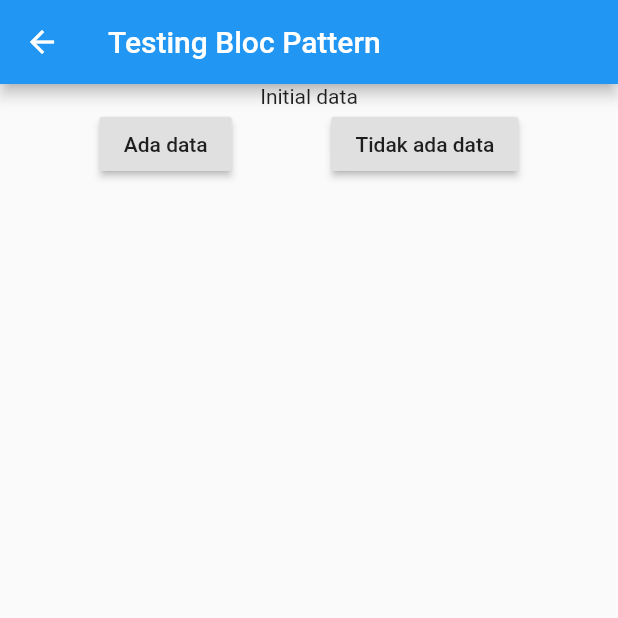
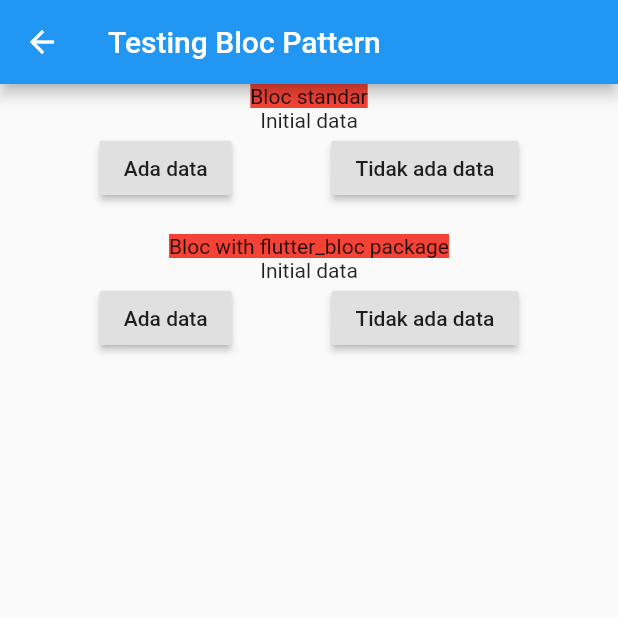
Before and after one commit to IskandarHerputra97/test_megahmuliamandiritama, a Flutter app: the TestBloc screen opened by its route, on a phone screen of 412 x 824 dp, the top half of it. Run offline on Flutter 3.47's test engine with Material 2 defaults, Android fonts, the phone set to English and light mode, and no system bars; our stand-ins replace flutter_bloc, geolocator, google_maps_flutter, image_picker.

Commit message:
added bloc pattern with flutter_bloc package

```diff
--- /dev/null
+++ b/lib/bloc/people_bloc2.dart
@@ -0,0 +1,21 @@
+import 'package:flutter_bloc/flutter_bloc.dart';
+
+enum PeopleEvent2 {to_no_data, to_available_data}
+
+class PeopleBloc2 extends Bloc<PeopleEvent2, String> {
+
+  String _peopleData = 'Initial people data';
+
+  @override
+  String get initialState => 'Initial data';
+
+  @override
+  Stream<String> mapEventToState(PeopleEvent2 event) async* {
+    if(event == PeopleEvent2.to_no_data) {
+      _peopleData = 'Data not available';
+    } else if(event == PeopleEvent2.to_available_data) {
+      _peopleData = 'Data available';
+    }
+    yield _peopleData;
+  }
+}
--- a/lib/main.dart
+++ b/lib/main.dart
@@ -1,4 +1,6 @@
 import 'package:flutter/material.dart';
+import 'package:flutter_bloc/flutter_bloc.dart';
+import 'package:test_megahmuliamandiritama/bloc/people_bloc2.dart';
 import 'package:test_megahmuliamandiritama/ui/addDataPage.dart';
 import 'package:test_megahmuliamandiritama/ui/loginPage.dart';
 import 'package:test_megahmuliamandiritama/ui/homePage.dart';
@@ -12,7 +14,13 @@ String myUrl = 'http://$myIP/';
 class MyApp extends StatelessWidget {
   @override
   Widget build(BuildContext context) {
-    return MaterialApp(
+    return MultiBlocProvider(
+      providers: [
+        BlocProvider<PeopleBloc2>(
+          create: (BuildContext context) => PeopleBloc2(),
+        ),
+      ],
+      child: MaterialApp(
         title: 'User list application',
         theme: ThemeData(
           primarySwatch: Colors.blue,
@@ -24,6 +32,7 @@ class MyApp extends StatelessWidget {
           '/addDataPage': (BuildContext context) => AddDataPage(),
           '/testBloc': (BuildContext context) => TestBloc(),
         },
+      ),
     );
   }
 }
--- a/lib/ui/testBloc.dart
+++ b/lib/ui/testBloc.dart
@@ -1,5 +1,7 @@
 import 'package:flutter/material.dart';
+import 'package:flutter_bloc/flutter_bloc.dart';
 import 'package:test_megahmuliamandiritama/bloc/people_bloc.dart';
+import 'package:test_megahmuliamandiritama/bloc/people_bloc2.dart';
 
 class TestBloc extends StatefulWidget {
   @override
@@ -18,12 +20,21 @@ class _TestBlocState extends State<TestBloc> {
 
   @override
   Widget build(BuildContext context) {
+
+    PeopleBloc2 peopleBloc2 = BlocProvider.of<PeopleBloc2>(context);
+
     return Scaffold(
       appBar: AppBar(
         title: Text('Testing Bloc Pattern'),
       ),
       body: Column(
         children: <Widget>[
+          Container(
+            color: Colors.red,
+            child: Text(
+              'Bloc standar',
+            ),
+          ),
           StreamBuilder(
             stream: peopleBloc.stateStream,
             initialData: 'Initial data',
@@ -54,6 +65,39 @@ class _TestBlocState extends State<TestBloc> {
               ),
             ],
           ),
+          SizedBox(height: 20.0),
+          Container(
+            color: Colors.red,
+            child: Text(
+              'Bloc with flutter_bloc package',
+            ),
+          ),
+          BlocBuilder<PeopleBloc2, String>(
+            builder: (context, currentString) => Text(
+              currentString,
+            ),
+          ),
+          Row(
+            mainAxisAlignment: MainAxisAlignment.spaceEvenly,
+            children: <Widget>[
+              RaisedButton(
+                onPressed: () {
+                  peopleBloc2.add(PeopleEvent2.to_available_data);
+                },
+                child: Text(
+                  'Ada data',
+                ),
+              ),
+              RaisedButton(
+                onPressed: () {
+                  peopleBloc2.add(PeopleEvent2.to_no_data);
+                },
+                child: Text(
+                  'Tidak ada data',
+                ),
+              ),
+            ],
+          ),
         ],
       ),
     );
--- a/pubspec.yaml
+++ b/pubspec.yaml
@@ -33,6 +33,7 @@ dependencies:
   uuid: ^2.0.4
   search_map_place: ^0.1.1
   geocoder: ^0.2.1
+  flutter_bloc: ^3.2.0
 
 dev_dependencies:
   flutter_test:
```
Also changed, not shown: pubspec.lock. Lines whose indentation alone changed are shown as unchanged.
